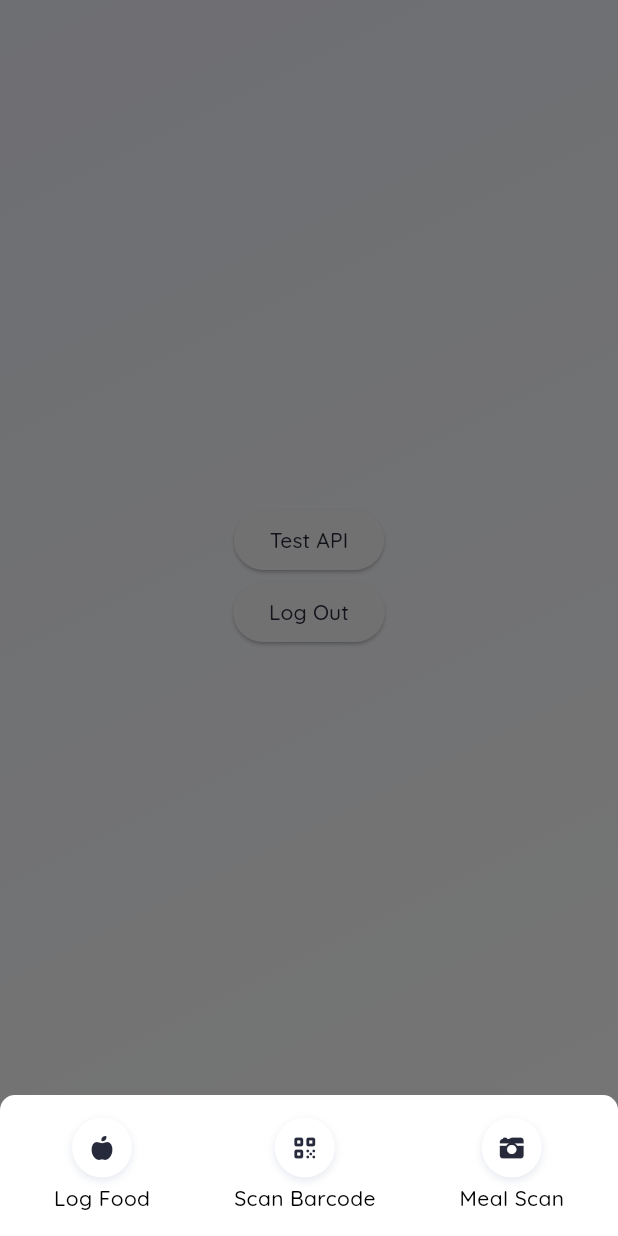
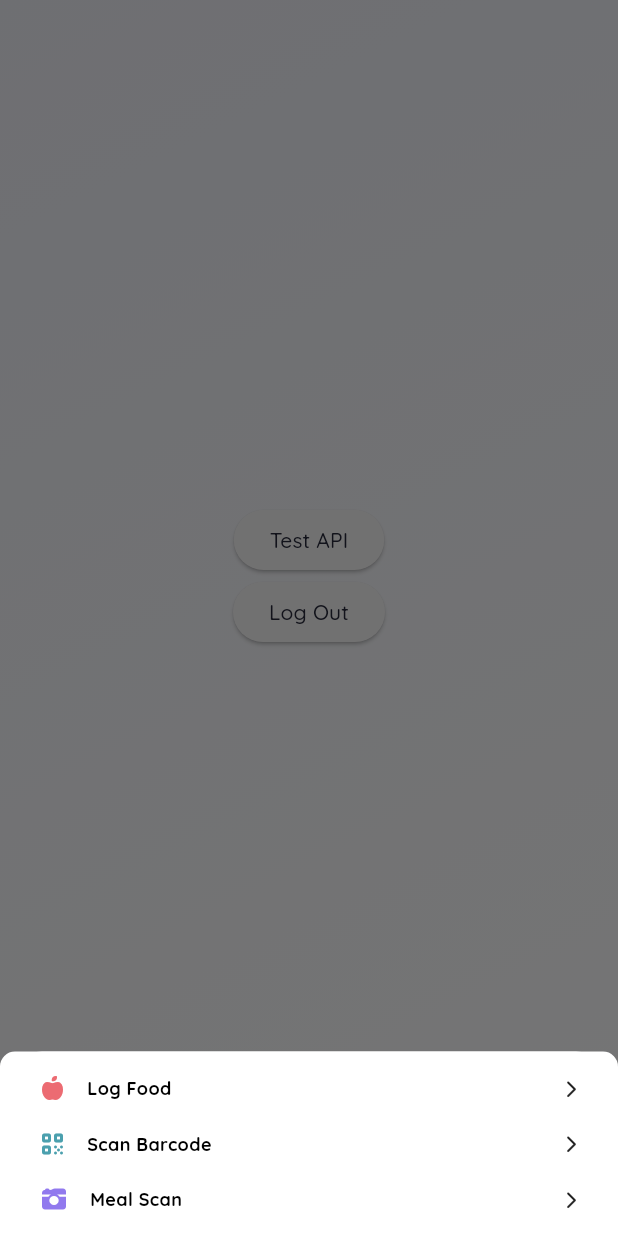
Before and after one commit to Chandrageraldy/flux, a Flutter app: the DashboardPage screen opened by its route, item 3 of the bottom bar chosen, on a phone screen of 412 x 824 dp. Run offline on Flutter 3.47's test engine with Material 3 defaults, Android fonts, the phone set to English and light mode, and no system bars; our stand-ins replace auto_route, camera, dio, easy_date_timeline, firebase_ai, firebase_core and 11 more; missing offline and left inert: mobile_scanner; accounts and stored records are empty; statements that could not run were skipped.

Commit message:
refactor logging_selection_modal.dart ui

```diff
--- a/lib/app/views/logging_selection_modal/logging_selection_modal.dart
+++ b/lib/app/views/logging_selection_modal/logging_selection_modal.dart
@@ -22,12 +22,14 @@ class _LoggingSelectionModalState extends BaseStatefulState<LoggingSelectionModa
 
   @override
   Widget body() {
-    return Padding(
-      padding: AppStyles.kPaddSV15,
-      child: Row(
-        spacing: AppStyles.kSpac16,
-        mainAxisAlignment: MainAxisAlignment.spaceAround,
-        children: [...getLoggingSelectionButtonList()],
+    return SizedBox(
+      width: AppStyles.kDoubleInfinity,
+      child: Padding(
+        padding: AppStyles.kPaddSV16H12,
+        child: Column(
+          spacing: AppStyles.kSpac20,
+          children: [...getLoggingSelectionButtonList()],
+        ),
       ),
     );
   }
@@ -39,9 +41,13 @@ extension _Actions on _LoggingSelectionModalState {
     context.router.replaceAll([FoodSearchRoute()]);
   }
 
-  void _onMealScanIPressed() {}
+  void _onMealScanIPressed() {
+    context.router.push(BarcodeScanRoute());
+  }
 
-  void _onBarcodeScanPressed() {}
+  void _onBarcodeScanPressed() {
+    context.router.push(MealScanRoute());
+  }
 }
 
 // * ------------------------ WidgetFactories ------------------------
@@ -51,37 +57,22 @@ extension _WidgetFactories on _LoggingSelectionModalState {
     return [
       // Log Food
       LoggingSelectionButton(
-        icon: FaIcon(
-          FontAwesomeIcons.appleWhole,
-          color: context.theme.colorScheme.primary,
-          size: AppStyles.kSize16,
-        ),
+        icon: FaIcon(FontAwesomeIcons.appleWhole, color: MacroNutrients.protein.color, size: AppStyles.kSize16),
         label: S.current.loggingSelectionButtonTitle1,
         onPressed: _onLogFoodPressed,
       ),
       // Barcode Scan
       LoggingSelectionButton(
-        icon: FaIcon(
-          FontAwesomeIcons.qrcode,
-          color: context.theme.colorScheme.primary,
-          size: AppStyles.kSize16,
-        ),
+        icon: FaIcon(FontAwesomeIcons.qrcode, color: MacroNutrients.carbs.color, size: AppStyles.kSize16),
         label: S.current.loggingSelectionButtonTitle3,
         onPressed: _onBarcodeScanPressed,
       ),
       // Meal Scan
       LoggingSelectionButton(
-        icon: FaIcon(
-          FontAwesomeIcons.cameraRetro,
-          color: context.theme.colorScheme.primary,
-          size: AppStyles.kSize16,
-        ),
+        icon: FaIcon(FontAwesomeIcons.cameraRetro, color: MacroNutrients.fat.color, size: AppStyles.kSize16),
         label: S.current.loggingSelectionButtonTitle2,
         onPressed: _onMealScanIPressed,
       ),
     ];
   }
 }
-
-// * ----------------------------- Styles -----------------------------
-// abstract class _Styles {}
--- a/lib/app/widgets/button/logging_selection_button.dart
+++ b/lib/app/widgets/button/logging_selection_button.dart
@@ -12,17 +12,20 @@ class LoggingSelectionButton extends StatelessWidget {
   Widget build(BuildContext context) {
     return GestureDetector(
       onTap: onPressed,
-      child: Column(
-        spacing: AppStyles.kSpac4,
-        children: [
-          Container(
-            decoration: _Styles.getContainerDecoration(context),
-            height: AppStyles.kSize40,
-            width: AppStyles.kSize40,
-            child: Center(child: icon),
-          ),
-          Text(label, style: _Styles.getLabelTextStyle(context))
-        ],
+      child: Container(
+        color: context.theme.colorScheme.onPrimary,
+        child: Row(
+          spacing: AppStyles.kSpac16,
+          children: [
+            icon,
+            Text(label, style: _Styles.getLabelTextStyle(context)),
+            Spacer(),
+            FaIcon(
+              FontAwesomeIcons.chevronRight,
+              size: AppStyles.kSize12,
+            )
+          ],
+        ),
       ),
     );
   }
@@ -33,19 +36,8 @@ extension _WidgetFactories on LoggingSelectionButton {}
 
 // * ----------------------------- Styles ----------------------------
 abstract class _Styles {
-  // Container Decoration
-  static BoxDecoration getContainerDecoration(BuildContext context) {
-    return BoxDecoration(
-      color: context.theme.colorScheme.onPrimary,
-      shape: BoxShape.circle,
-      boxShadow: [
-        BoxShadow(color: context.theme.colorScheme.tertiaryFixedDim, blurRadius: 4, offset: const Offset(0, 2)),
-      ],
-    );
-  }
-
   // Label Text Style
   static TextStyle getLabelTextStyle(BuildContext context) {
-    return Quicksand.medium.withSize(FontSizes.medium);
+    return Quicksand.bold.withSize(FontSizes.small);
   }
 }
```
